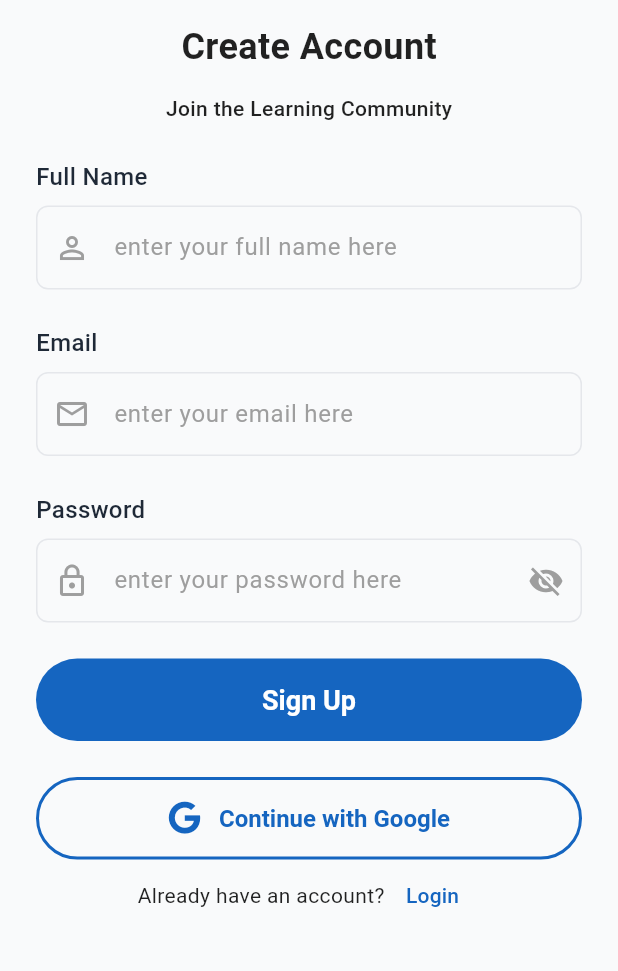
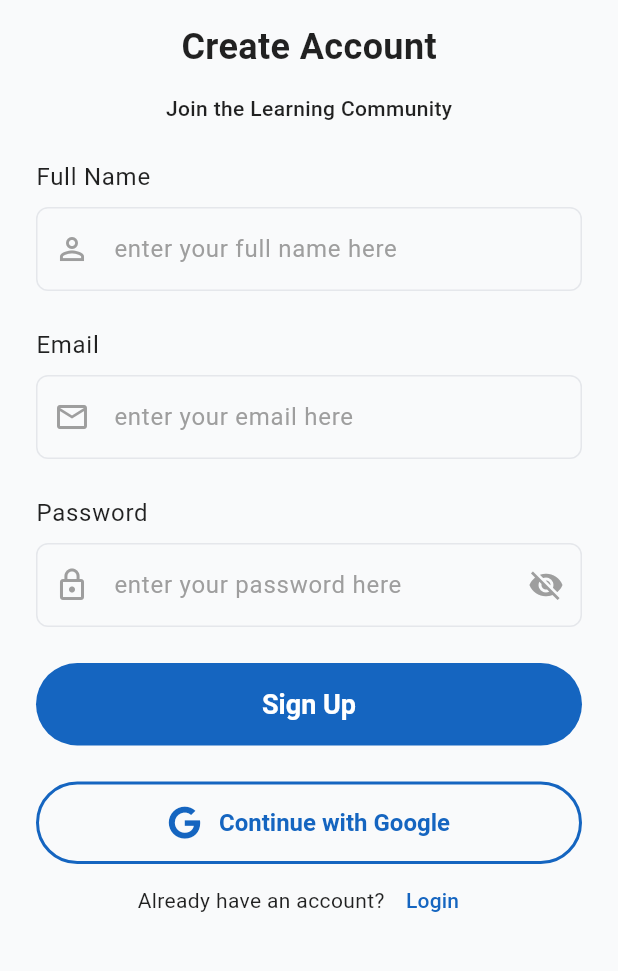
Before and after one commit to Junaid7200/CampusGrid-Flutter-Firebase-Riverpod-goRouter, a Flutter app: the SignupPage screen opened by its route, on a phone screen of 412 x 824 dp, the part 150-1121 px from its top. Run offline on Flutter 3.47's test engine with Material 3 defaults, Android fonts, the light colour scheme and no system bars; our stand-ins replace firebase_auth, firebase_core, flutter_svg, font_awesome_flutter, go_router, google_sign_in; accounts and stored records are empty.

Commit message:
feat: implement theme for text form fields

```diff
--- a/lib/src/core/theme.dart
+++ b/lib/src/core/theme.dart
@@ -53,6 +53,33 @@ final ThemeData appThemeLight = ThemeData(
           .withAlpha((0.6 * 255).round()),
     ),
   ),
+  textTheme: const TextTheme(
+    titleMedium: TextStyle(
+      fontSize: 16,
+      fontWeight: FontWeight.w500,
+      color: Color(0xFF1F2937),
+    ),
+  ),
+
+  inputDecorationTheme: InputDecorationTheme(
+    hintStyle: const TextStyle(color: Color(0xFF9E9E9E)),
+    prefixIconColor: const Color(0xFF9E9E9E),
+    suffixIconColor: const Color(0xFF9E9E9E),
+    filled: true,
+    fillColor: const Color(0xFFF9FAFB),
+    border: OutlineInputBorder(
+      borderRadius: BorderRadius.circular(8),
+      borderSide: const BorderSide(color: Color(0xFFE5E7EB), width: 1.0),
+    ),
+    enabledBorder: OutlineInputBorder(
+      borderRadius: BorderRadius.circular(8),
+      borderSide: const BorderSide(color: Color(0xFFE5E7EB), width: 1.0),
+    ),
+    focusedBorder: OutlineInputBorder(
+      borderRadius: BorderRadius.circular(8),
+      borderSide: const BorderSide(color: Color(0xFF9E9E9E), width: 1.5),
+    ),
+  ),
 );
 
 
--- a/lib/src/shared/widgets/text_field.dart
+++ b/lib/src/shared/widgets/text_field.dart
@@ -35,17 +35,12 @@ class _CustomTextFieldState extends State<CustomTextField> {
 
   @override
   Widget build(BuildContext context) {
+    final theme = Theme.of(context);
+
     return Column(
       crossAxisAlignment: CrossAxisAlignment.start,
       children: [
-        Text(
-          widget.labelText,
-          style: const TextStyle(
-            fontSize: 16,
-            fontWeight: FontWeight.w500,
-            color: Color(0xFF1F2937),
-          ),
-        ),
+        Text(widget.labelText, style: theme.textTheme.bodyLarge),
         const SizedBox(height: 8),
         TextFormField(
           controller: widget.controller,
@@ -54,14 +49,15 @@ class _CustomTextFieldState extends State<CustomTextField> {
           validator: widget.validator,
           decoration: InputDecoration(
             hintText: widget.hintText,
-            hintStyle: const TextStyle(color: Color(0xFF9E9E9E)),
-            prefixIcon: Icon(widget.iconData, color: const Color(0xFF9E9E9E)),
+            prefixIcon: Icon(widget.iconData),
             suffixIcon: widget.obscureText
                 ? IconButton(
                     icon: Icon(
                       _isObscured ? Icons.visibility_off : Icons.visibility,
-                      color: const Color(0xFF9E9E9E),
                     ),
+                    color:
+                        theme.inputDecorationTheme.suffixIconColor ??
+                        theme.hintColor,
                     onPressed: () {
                       setState(() {
                         _isObscured = !_isObscured;
@@ -69,29 +65,6 @@ class _CustomTextFieldState extends State<CustomTextField> {
                     },
                   )
                 : null,
-            border: OutlineInputBorder(
-              borderRadius: BorderRadius.circular(8.0),
-              borderSide: const BorderSide(
-                color: Color(0xFFE5E7EB),
-                width: 1.0,
-              ),
-            ),
-            enabledBorder: OutlineInputBorder(
-              borderRadius: BorderRadius.circular(8.0),
-              borderSide: const BorderSide(
-                color: Color(0xFFE5E7EB),
-                width: 1.0,
-              ),
-            ),
-            focusedBorder: OutlineInputBorder(
-              borderRadius: BorderRadius.circular(8.0),
-              borderSide: const BorderSide(
-                color: Color(0xFF9E9E9E),
-                width: 1.5,
-              ),
-            ),
-            filled: true,
-            fillColor: const Color(0xFFF9FAFB),
           ),
         ),
       ],
```
